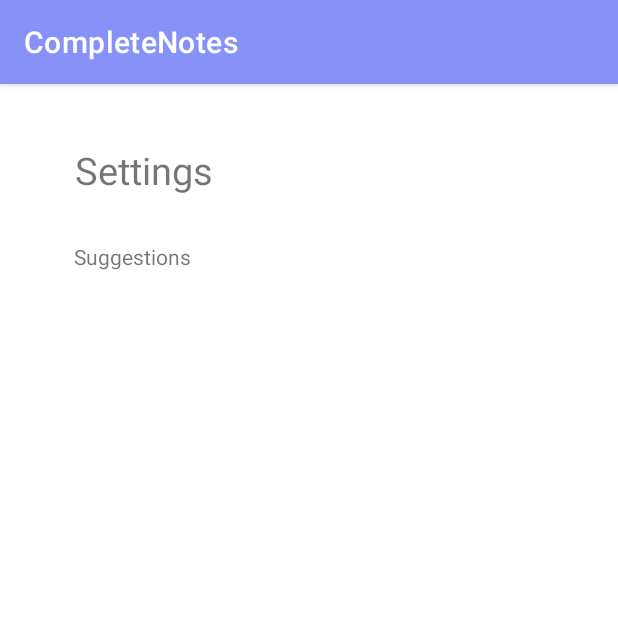
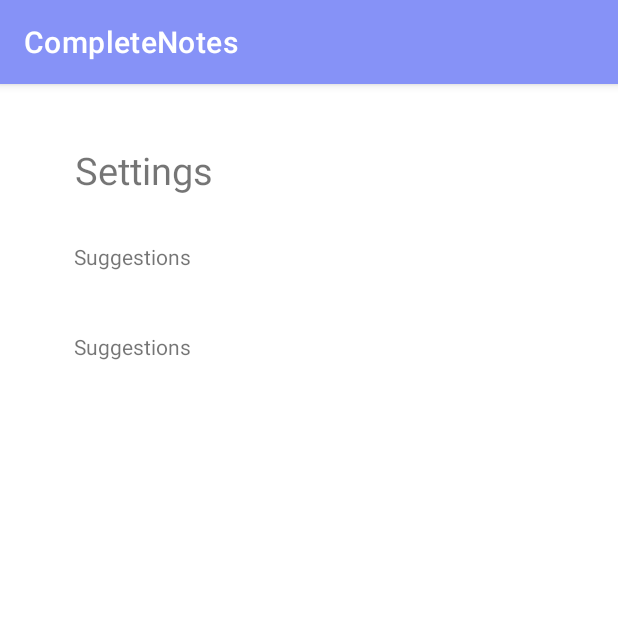
Before and after one commit to stavshaham/CompleteNotesSQLite, an Android app: the SettingsActivity screen opened directly, with no data from a screen before it, on a phone screen of 412 x 824 dp, the top half of it. Run offline under Robolectric (Android 15) with nearby library versions, the phone set to English and light mode, and no system bars.

```diff
--- a/app/build.gradle
+++ b/app/build.gradle
@@ -29,7 +29,6 @@ android {
 }
 
 dependencies {
-
     implementation 'androidx.appcompat:appcompat:1.4.1'
     implementation 'com.google.android.material:material:1.5.0'
     implementation 'androidx.constraintlayout:constraintlayout:2.1.3'
@@ -37,4 +36,5 @@ dependencies {
     androidTestImplementation 'androidx.test.ext:junit:1.1.3'
     androidTestImplementation 'androidx.test.espresso:espresso-core:3.4.0'
     implementation 'com.google.code.gson:gson:2.8.6'
+    implementation "androidx.biometric:biometric:1.1.0"
 }
--- a/app/src/main/java/com/stav/completenotes/SettingsActivity.java
+++ b/app/src/main/java/com/stav/completenotes/SettingsActivity.java
@@ -2,48 +2,59 @@ package com.stav.completenotes;
 
 import androidx.appcompat.app.AppCompatActivity;
 
+import android.annotation.SuppressLint;
 import android.content.Intent;
+import android.content.SharedPreferences;
 import android.net.Uri;
 import android.os.Bundle;
 import android.view.View;
 import android.widget.TextView;
 
+import com.stav.completenotes.db.SQLiteHelper;
+
 public class SettingsActivity extends AppCompatActivity {
 
-    private TextView suggestions;
+    private TextView suggestions, logout;
+    private SQLiteHelper sqLiteHelper;
 
+    @SuppressLint("MissingInflatedId")
     @Override
     protected void onCreate(Bundle savedInstanceState) {
 
         super.onCreate(savedInstanceState);
         setContentView(R.layout.activity_settings);
 
+        sqLiteHelper = new SQLiteHelper(getApplicationContext());
+
         //link for the user to send suggestions to the owner
         suggestions = findViewById(R.id.suggestions);
+        // Links the logout btn
+        logout = findViewById(R.id.logout);
 
-        suggestions.setOnClickListener(new View.OnClickListener() {
-            @Override
-            public void onClick(View v) {
-                Intent mailIntent = new Intent(Intent.ACTION_VIEW);
+        logout.setOnClickListener(view -> {
+            sqLiteHelper.setCurrentUser(null);
 
-                //initialse the values for the mail
-                Uri data = Uri.parse("mailto:?subject=" + "ToDo App Suggestion"+ "&body=" + "Your Suggestions" + "&to=" + "shahamstav@gmail.com");
+            // Removing user from last user who logged in in the device
+            SharedPreferences sharedPreferences = getSharedPreferences(LoginActivity.PREFS_NAME, 0);
+            SharedPreferences.Editor editor = sharedPreferences.edit();
 
-                mailIntent.setData(data);
-                startActivity(Intent.createChooser(mailIntent, "Send mail..."));
-            }
+            editor.putBoolean("hasLoggedIn", false);
+            editor.putString("emailLoggedIn", "");
+            editor.commit();
+
+            Intent loginActivity = new Intent(SettingsActivity.this, LoginActivity.class);
+            loginActivity.addFlags(Intent.FLAG_ACTIVITY_CLEAR_TOP | Intent.FLAG_ACTIVITY_CLEAR_TASK | Intent.FLAG_ACTIVITY_NEW_TASK);
+            startActivity(loginActivity);
+        });
+
+        suggestions.setOnClickListener(v -> {
+            Intent mailIntent = new Intent(Intent.ACTION_VIEW);
+
+            //initialse the values for the mail
+            Uri data = Uri.parse("mailto:?subject=" + "ToDo App Suggestion"+ "&body=" + "Your Suggestions" + "&to=" + "shahamstav@gmail.com");
+
+            mailIntent.setData(data);
+            startActivity(Intent.createChooser(mailIntent, "Send mail..."));
         });
     }
-
-    //if the AppTheme switch's state is changed, we need to restart the app
-    // to load the set AppTheme
-    public void restartApp(){
-        Intent j = new Intent(getApplicationContext(), MainActivity.class);
-        startActivity(j);
-
-        Intent i = new Intent(getApplicationContext(), SettingsActivity.class);
-        startActivity(i);
-
-        finish();
-    }
 }
--- a/app/src/main/res/drawable/custom_edit_text.xml
+++ b/app/src/main/res/drawable/custom_edit_text.xml
@@ -3,7 +3,7 @@
     android:shape="rectangle">
 
     <stroke
-        android:width="2dp"
+        android:width="5dp"
         android:color="@color/lavender"/>
 
     <corners
--- a/app/src/main/res/layout/activity_settings.xml
+++ b/app/src/main/res/layout/activity_settings.xml
@@ -26,10 +26,24 @@
         android:layout_height="wrap_content"
         android:layout_marginTop="12dp"
         android:clickable="true"
+        android:minHeight="48dp"
         android:text="Suggestions"
-        app:layout_constraintTop_toBottomOf="@id/textView"
         app:layout_constraintEnd_toEndOf="parent"
         app:layout_constraintHorizontal_bias="0.471"
-        app:layout_constraintStart_toStartOf="parent"/>
+        app:layout_constraintStart_toStartOf="parent"
+        app:layout_constraintTop_toBottomOf="@id/textView" />
+
+    <TextView
+        android:id="@+id/logout"
+        android:layout_width="307dp"
+        android:layout_height="wrap_content"
+        android:layout_marginTop="12dp"
+        android:clickable="true"
+        android:minHeight="48dp"
+        android:text="Suggestions"
+        app:layout_constraintEnd_toEndOf="parent"
+        app:layout_constraintHorizontal_bias="0.471"
+        app:layout_constraintStart_toStartOf="parent"
+        app:layout_constraintTop_toBottomOf="@id/suggestions" />
 
 </androidx.constraintlayout.widget.ConstraintLayout>
--- a/app/src/main/res/values/strings.xml
+++ b/app/src/main/res/values/strings.xml
@@ -13,4 +13,5 @@
     <string name="female">Female</string>
     <string name="sign_up">Sign Up</string>
     <string name="already_has_an_account">Already has an account</string>
+    <string name="login_with_fingerprint">Login with fingerprint</string>
 </resources>
```
Also changed, not shown: app/src/main/java/com/stav/completenotes/LoginActivity.java (+105 -30 lines), app/src/main/res/layout/activity_login.xml (+12 -0 lines).
